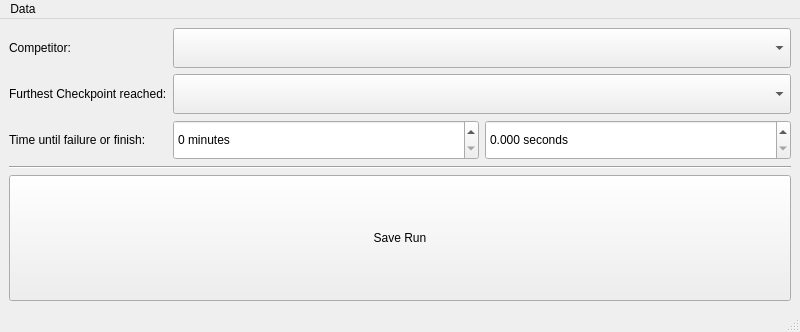
The window that code/ncm_resultentering.ui (DavidEilenstein/Ninja_Competition_Manager) describes before a commit, drawn with Qt 5.
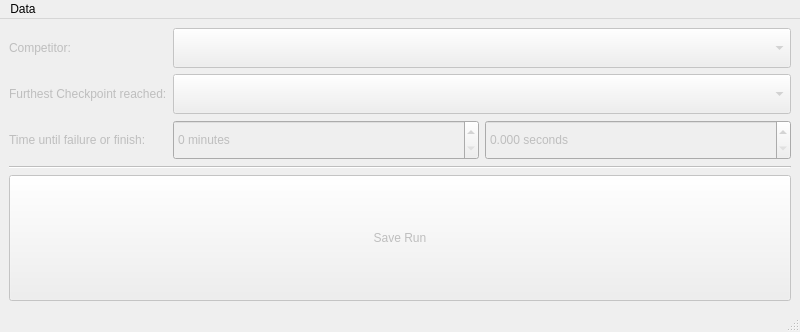
The same window after the commit.

What changed in the file:
```diff
--- a/code/ncm_resultentering.ui
+++ b/code/ncm_resultentering.ui
@@ -14,6 +14,9 @@
    <string>MainWindow</string>
   </property>
   <widget class="QWidget" name="centralwidget">
+   <property name="enabled">
+    <bool>false</bool>
+   </property>
    <layout class="QGridLayout" name="gridLayout">
     <item row="1" column="1" colspan="2">
      <widget class="QComboBox" name="comboBox_Checkpoint">
```
